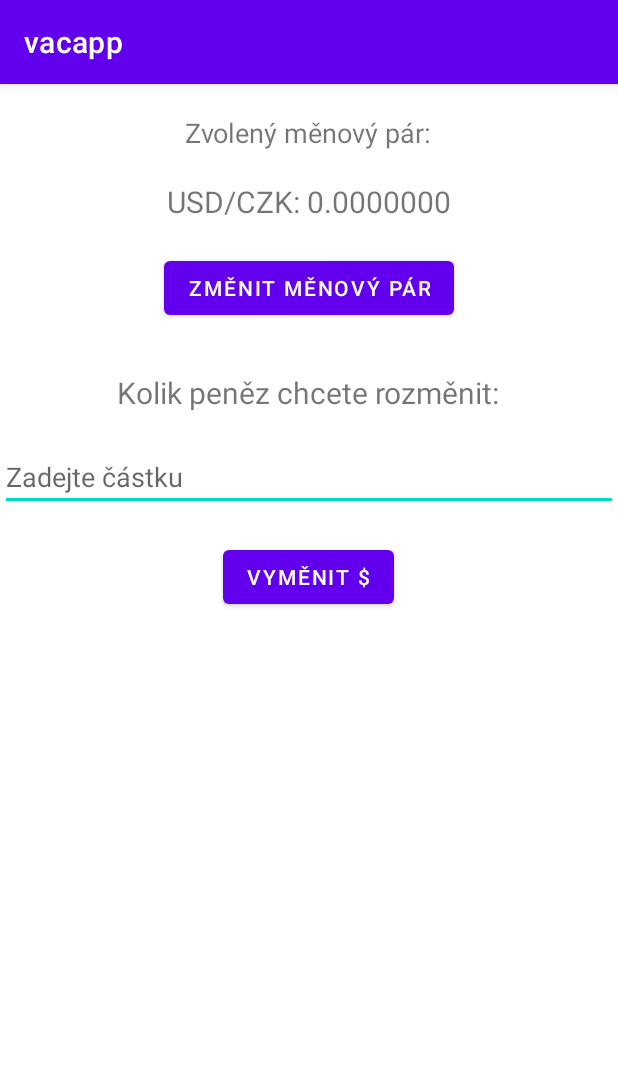
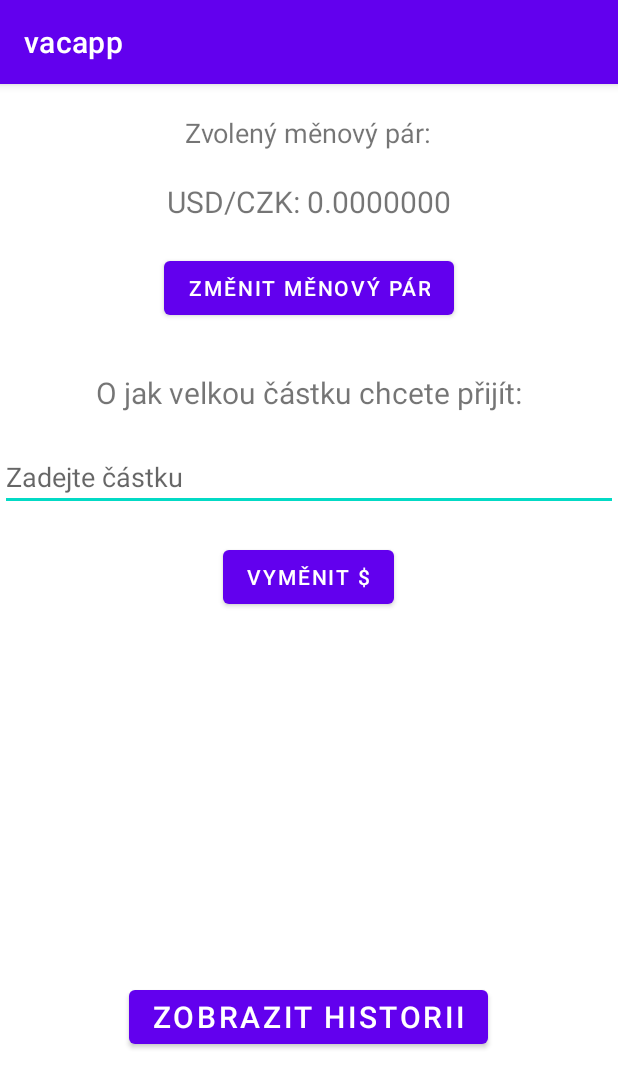
Before and after one commit to mvaculik/m_vaculik_mt_apk, an Android app: the screen it shows after launch (MainActivity), on a phone screen of 412 x 824 dp. Shown: the top 1088 px of the screen. Run offline under Robolectric (Android 15) with nearby library versions, the phone set to English and light mode, and no system bars.

Commit message:
add history exchange

```diff
--- a/app/src/main/AndroidManifest.xml
+++ b/app/src/main/AndroidManifest.xml
@@ -28,6 +28,8 @@
             android:exported="true">
         </activity>
 
+        <activity android:name=".ExchangeHistoryActivity"></activity>
+
 
     </application>
 
--- a/app/src/main/res/layout/activity_main.xml
+++ b/app/src/main/res/layout/activity_main.xml
@@ -34,7 +34,7 @@
         android:layout_width="wrap_content"
         android:layout_height="wrap_content"
         android:textSize="20sp"
-        android:text="Kolik peněz chcete rozměnit:"
+        android:text="O jak velkou částku chcete přijít:"
         android:layout_centerHorizontal="true"
         android:layout_below="@id/savedCurrencyRate"
         android:layout_marginTop="100dp"
@@ -69,4 +69,16 @@
         android:textAlignment="center"
         android:textSize="34sp" />
 
+    <Button
+        android:id="@+id/btnShowHistory"
+        android:layout_width="wrap_content"
+        android:layout_height="wrap_content"
+        android:text="Zobrazit historii"
+        android:layout_marginTop="150dp"
+        android:textSize="20dp"
+        android:layout_centerHorizontal="true"
+        android:layout_below="@id/exchangeResult"
+        android:layout_gravity="center_horizontal"/>
+
+
 </RelativeLayout>
```
Also changed, not shown: app/src/main/java/com/example/vacapp/ExchangeActivity.kt (added, +38 -0 lines), app/src/main/java/com/example/vacapp/MainActivity.kt (+19 -1 lines), app/src/main/res/layout/activity_exchange_history.xml (added, +64 -0 lines).
